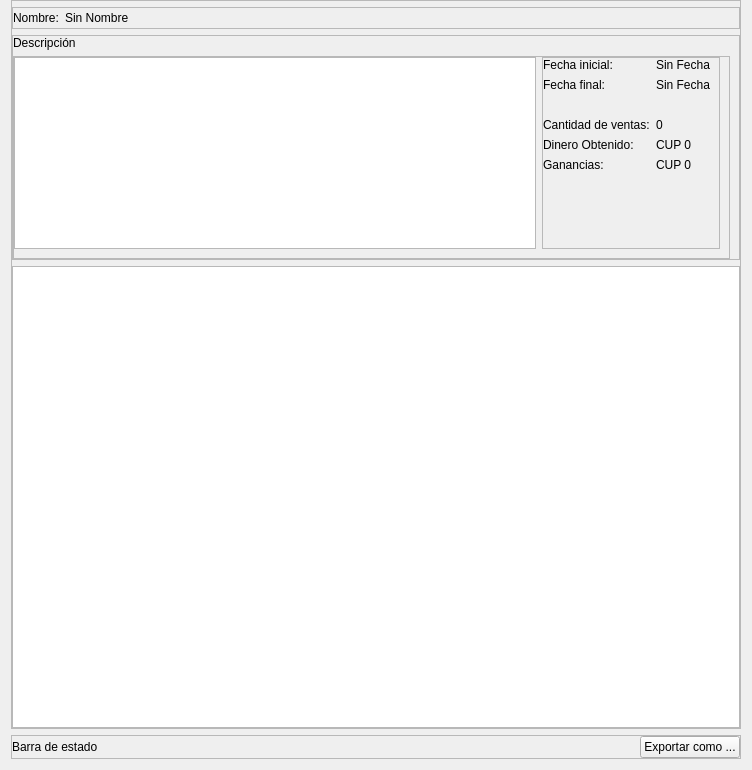
First picture: the form in view/ui/custom_report_visualization.ui, repository R0land013/blue-pos, before the edit.
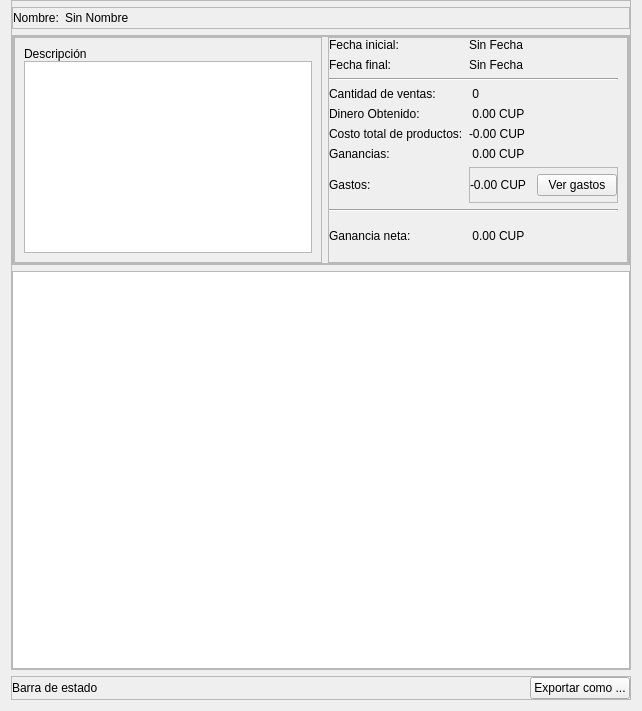
Second picture: the form after the edit.

Commit message: Style: Añadido el costo total, los gastos y la ganancia neta en la vista de visualización de reporte personalizado

```diff
--- a/view/ui/custom_report_visualization.ui
+++ b/view/ui/custom_report_visualization.ui
@@ -6,8 +6,8 @@
    <rect>
     <x>0</x>
     <y>0</y>
-    <width>752</width>
-    <height>770</height>
+    <width>642</width>
+    <height>711</height>
    </rect>
   </property>
   <property name="windowTitle">
@@ -132,16 +132,12 @@
          <property name="topMargin">
           <number>0</number>
          </property>
+         <property name="rightMargin">
+          <number>0</number>
+         </property>
          <property name="bottomMargin">
           <number>0</number>
          </property>
-         <item>
-          <widget class="QLabel" name="label_10">
-           <property name="text">
-            <string>Descripción</string>
-           </property>
-          </widget>
-         </item>
          <item>
           <widget class="QFrame" name="frame_6">
            <property name="frameShape">
@@ -157,17 +153,51 @@
             <property name="topMargin">
              <number>0</number>
             </property>
+            <property name="rightMargin">
+             <number>0</number>
+            </property>
+            <property name="bottomMargin">
+             <number>0</number>
+            </property>
             <item>
-             <widget class="QPlainTextEdit" name="description_plain_text_edit">
-              <property name="sizePolicy">
-               <sizepolicy hsizetype="Expanding" vsizetype="Maximum">
-                <horstretch>0</horstretch>
-                <verstretch>0</verstretch>
-               </sizepolicy>
+             <widget class="QFrame" name="frame_8">
+              <property name="frameShape">
+               <enum>QFrame::StyledPanel</enum>
               </property>
-              <property name="readOnly">
-               <bool>true</bool>
+              <property name="frameShadow">
+               <enum>QFrame::Raised</enum>
               </property>
+              <layout class="QGridLayout" name="gridLayout_2">
+               <property name="verticalSpacing">
+                <number>0</number>
+               </property>
+               <item row="0" column="0">
+                <widget class="QLabel" name="label_10">
+                 <property name="sizePolicy">
+                  <sizepolicy hsizetype="Maximum" vsizetype="Maximum">
+                   <horstretch>0</horstretch>
+                   <verstretch>0</verstretch>
+                  </sizepolicy>
+                 </property>
+                 <property name="text">
+                  <string>Descripción</string>
+                 </property>
+                </widget>
+               </item>
+               <item row="1" column="0">
+                <widget class="QPlainTextEdit" name="description_plain_text_edit">
+                 <property name="sizePolicy">
+                  <sizepolicy hsizetype="Expanding" vsizetype="Maximum">
+                   <horstretch>0</horstretch>
+                   <verstretch>0</verstretch>
+                  </sizepolicy>
+                 </property>
+                 <property name="readOnly">
+                  <bool>true</bool>
+                 </property>
+                </widget>
+               </item>
+              </layout>
              </widget>
             </item>
             <item>
@@ -185,10 +215,43 @@
                <property name="topMargin">
                 <number>0</number>
                </property>
+               <item row="5" column="0">
+                <widget class="QLabel" name="label_5">
+                 <property name="text">
+                  <string>Costo total de productos:</string>
+                 </property>
+                </widget>
+               </item>
+               <item row="5" column="1">
+                <widget class="QLabel" name="total_cost_label">
+                 <property name="sizePolicy">
+                  <sizepolicy hsizetype="Maximum" vsizetype="Maximum">
+                   <horstretch>0</horstretch>
+                   <verstretch>0</verstretch>
+                  </sizepolicy>
+                 </property>
+                 <property name="text">
+                  <string>-0.00 CUP</string>
+                 </property>
+                </widget>
+               </item>
+               <item row="9" column="0">
+                <widget class="QLabel" name="label_12">
+                 <property name="text">
+                  <string>Ganancia neta:</string>
+                 </property>
+                </widget>
+               </item>
                <item row="3" column="1">
                 <widget class="QLabel" name="sale_quantity_label">
+                 <property name="sizePolicy">
+                  <sizepolicy hsizetype="Maximum" vsizetype="Maximum">
+                   <horstretch>0</horstretch>
+                   <verstretch>0</verstretch>
+                  </sizepolicy>
+                 </property>
                  <property name="text">
-                  <string>0</string>
+                  <string> 0</string>
                  </property>
                 </widget>
                </item>
@@ -199,13 +262,6 @@
                  </property>
                 </widget>
                </item>
-               <item row="5" column="0">
-                <widget class="QLabel" name="label_6">
-                 <property name="text">
-                  <string>Ganancias:</string>
-                 </property>
-                </widget>
-               </item>
                <item row="4" column="0">
                 <widget class="QLabel" name="label_4">
                  <property name="text">
@@ -213,41 +269,72 @@
                  </property>
                 </widget>
                </item>
-               <item row="1" column="0">
-                <widget class="QLabel" name="label_7">
-                 <property name="text">
-                  <string>Fecha final:</string>
-                 </property>
-                </widget>
-               </item>
                <item row="1" column="1">
                 <widget class="QLabel" name="final_date_label">
+                 <property name="sizePolicy">
+                  <sizepolicy hsizetype="Maximum" vsizetype="Maximum">
+                   <horstretch>0</horstretch>
+                   <verstretch>0</verstretch>
+                  </sizepolicy>
+                 </property>
                  <property name="text">
                   <string>Sin Fecha</string>
                  </property>
                 </widget>
                </item>
-               <item row="5" column="1">
+               <item row="6" column="0">
+                <widget class="QLabel" name="label_6">
+                 <property name="text">
+                  <string>Ganancias:</string>
+                 </property>
+                </widget>
+               </item>
+               <item row="1" column="0">
+                <widget class="QLabel" name="label_7">
+                 <property name="text">
+                  <string>Fecha final:</string>
+                 </property>
+                </widget>
+               </item>
+               <item row="6" column="1">
                 <widget class="QLabel" name="profit_money_label">
-                 <property name="text">
-                  <string>CUP 0</string>
+                 <property name="sizePolicy">
+                  <sizepolicy hsizetype="Maximum" vsizetype="Maximum">
+                   <horstretch>0</horstretch>
+                   <verstretch>0</verstretch>
+                  </sizepolicy>
                  </property>
-                </widget>
-               </item>
-               <item row="4" column="1">
-                <widget class="QLabel" name="payment_money_label">
                  <property name="text">
-                  <string>CUP 0</string>
+                  <string> 0.00 CUP</string>
                  </property>
                 </widget>
                </item>
                <item row="0" column="1">
                 <widget class="QLabel" name="initial_date_label">
+                 <property name="sizePolicy">
+                  <sizepolicy hsizetype="Maximum" vsizetype="Maximum">
+                   <horstretch>0</horstretch>
+                   <verstretch>0</verstretch>
+                  </sizepolicy>
+                 </property>
                  <property name="text">
                   <string>Sin Fecha</string>
                  </property>
                 </widget>
                </item>
+               <item row="4" column="1">
+                <widget class="QLabel" name="payment_money_label">
+                 <property name="sizePolicy">
+                  <sizepolicy hsizetype="Maximum" vsizetype="Maximum">
+                   <horstretch>0</horstretch>
+                   <verstretch>0</verstretch>
+                  </sizepolicy>
+                 </property>
+                 <property name="text">
+                  <string> 0.00 CUP</string>
+                 </property>
+                </widget>
+               </item>
                <item row="0" column="0">
                 <widget class="QLabel" name="label_3">
                  <property name="text">
@@ -255,31 +342,83 @@
                  </property>
                 </widget>
                </item>
-               <item row="6" column="0">
-                <spacer name="verticalSpacer">
-                 <property name="orientation">
-                  <enum>Qt::Vertical</enum>
+               <item row="9" column="1">
+                <widget class="QLabel" name="net_profit_label">
+                 <property name="text">
+                  <string> 0.00 CUP</string>
                  </property>
-                 <property name="sizeHint" stdset="0">
-                  <size>
-                   <width>20</width>
-                   <height>40</height>
-                  </size>
-                 </property>
-                </spacer>
+                </widget>
                </item>
                <item row="2" column="0" colspan="2">
-                <spacer name="horizontalSpacer_2">
+                <widget class="Line" name="line">
                  <property name="orientation">
                   <enum>Qt::Horizontal</enum>
                  </property>
-                 <property name="sizeHint" stdset="0">
-                  <size>
-                   <width>40</width>
-                   <height>20</height>
-                  </size>
+                </widget>
+               </item>
+               <item row="7" column="0">
+                <widget class="QLabel" name="label_9">
+                 <property name="text">
+                  <string>Gastos:</string>
                  </property>
-                </spacer>
+                </widget>
+               </item>
+               <item row="8" column="0" colspan="2">
+                <widget class="Line" name="line_2">
+                 <property name="orientation">
+                  <enum>Qt::Horizontal</enum>
+                 </property>
+                </widget>
+               </item>
+               <item row="7" column="1">
+                <widget class="QFrame" name="frame_4">
+                 <property name="frameShape">
+                  <enum>QFrame::StyledPanel</enum>
+                 </property>
+                 <property name="frameShadow">
+                  <enum>QFrame::Raised</enum>
+                 </property>
+                 <layout class="QHBoxLayout" name="horizontalLayout">
+                  <property name="spacing">
+                   <number>11</number>
+                  </property>
+                  <property name="leftMargin">
+                   <number>0</number>
+                  </property>
+                  <property name="topMargin">
+                   <number>0</number>
+                  </property>
+                  <property name="rightMargin">
+                   <number>0</number>
+                  </property>
+                  <property name="bottomMargin">
+                   <number>0</number>
+                  </property>
+                  <item>
+                   <widget class="QLabel" name="expense_money_label">
+                    <property name="sizePolicy">
+                     <sizepolicy hsizetype="Maximum" vsizetype="Maximum">
+                      <horstretch>0</horstretch>
+                      <verstretch>0</verstretch>
+                     </sizepolicy>
+                    </property>
+                    <property name="text">
+                     <string>-0.00 CUP</string>
+                    </property>
+                   </widget>
+                  </item>
+                  <item>
+                   <widget class="QPushButton" name="expenses_button">
+                    <property name="cursor">
+                     <cursorShape>PointingHandCursor</cursorShape>
+                    </property>
+                    <property name="text">
+                     <string>Ver gastos</string>
+                    </property>
+                   </widget>
+                  </item>
+                 </layout>
+                </widget>
                </item>
               </layout>
              </widget>
@@ -291,7 +430,7 @@
        </widget>
       </item>
       <item>
-       <widget class="QTableWidget" name="sale_report_table">
+       <widget class="QTableWidget" name="sale_group_table">
         <property name="sizePolicy">
          <sizepolicy hsizetype="Expanding" vsizetype="Expanding">
           <horstretch>0</horstretch>
```
